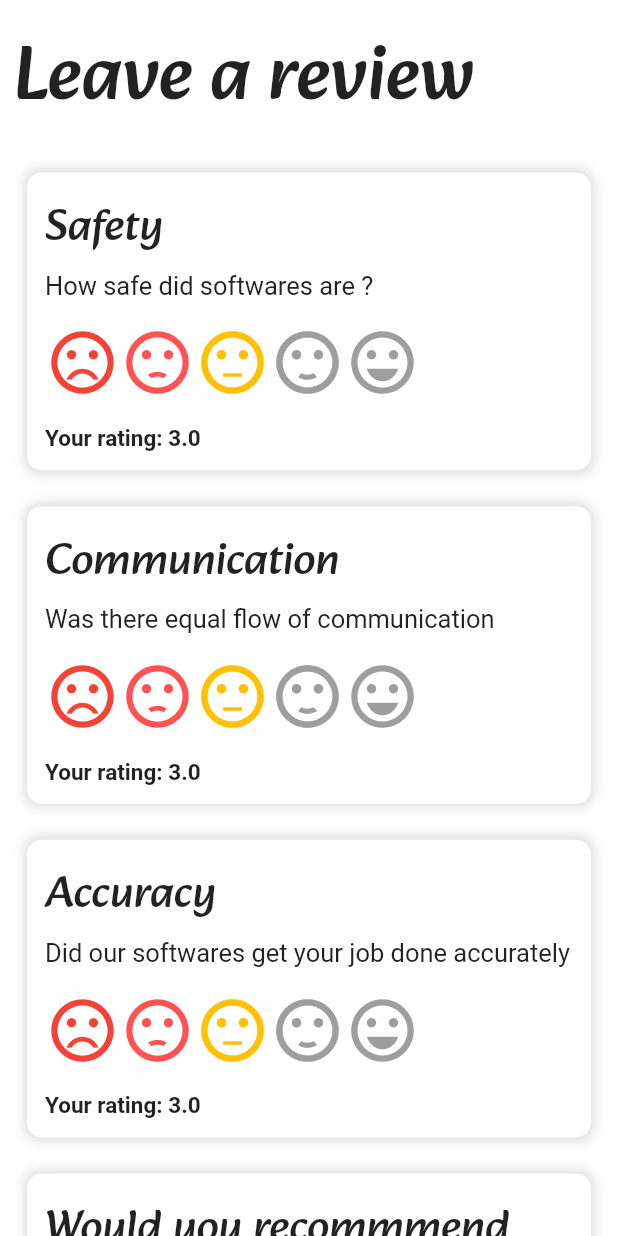
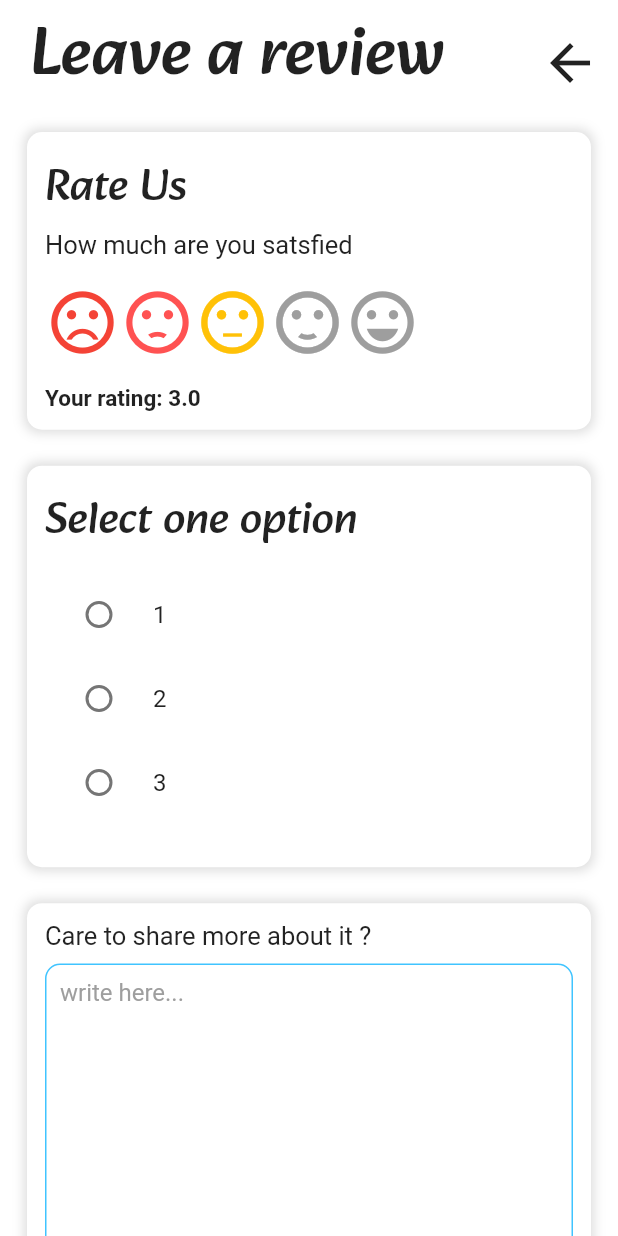
Before and after one commit to priyanshu251/opinio, a Flutter app: the FeedbackPage screen opened directly, on a phone screen of 412 x 824 dp. Run offline on Flutter 3.47's test engine with Material 2 defaults, Android fonts, the phone set to English and light mode, and no system bars; drawn by our look-alikes of flutter_rating_bar; missing offline and left inert: qr_code_scanner.

Commit message:
third commit

```diff
--- a/lib/constants.dart
+++ b/lib/constants.dart
@@ -6,3 +6,21 @@ const kreviewTitle = TextStyle(
 const kreviewDescription = TextStyle(fontSize: 17);
 
 const krating = TextStyle(fontSize: 15, fontWeight: FontWeight.bold);
+
+const kTextFieldDecoration = InputDecoration(
+  hintStyle: TextStyle(
+    color: Colors.grey,
+  ),
+  contentPadding: EdgeInsets.symmetric(vertical: 10.0, horizontal: 10.0),
+  border: OutlineInputBorder(
+    borderRadius: BorderRadius.all(Radius.circular(10.0)),
+  ),
+  enabledBorder: OutlineInputBorder(
+    borderSide: BorderSide(color: Colors.lightBlueAccent, width: 1.0),
+    borderRadius: BorderRadius.all(Radius.circular(10.0)),
+  ),
+  focusedBorder: OutlineInputBorder(
+    borderSide: BorderSide(color: Colors.lightBlueAccent, width: 2.0),
+    borderRadius: BorderRadius.all(Radius.circular(10.0)),
+  ),
+);
--- a/lib/feedback_page.dart
+++ b/lib/feedback_page.dart
@@ -10,13 +10,14 @@ class FeedbackPage extends StatefulWidget {
 }
 
 class _FeedbackPageState extends State<FeedbackPage> {
-  Color? disabledUpIconColor = Color.fromARGB(255, 135, 135, 135);
-  Color? disabledDownIconColor = Color.fromARGB(255, 135, 135, 135);
+  Color? disabledUpIconColor = const Color.fromARGB(255, 135, 135, 135);
+  Color? disabledDownIconColor = const Color.fromARGB(255, 135, 135, 135);
   Color? abledUpIconColor = Colors.green[400];
   Color? abledDownIconColor = Colors.red[400];
   double? safetyRating = 3;
   double? communicationRating = 3;
   double? accuracyRating = 3;
+  String? selectedValue;
 
   @override
   Widget build(BuildContext context) {
@@ -29,13 +30,27 @@ class _FeedbackPageState extends State<FeedbackPage> {
             crossAxisAlignment: CrossAxisAlignment.start,
             children: [
               Container(
-                margin: const EdgeInsets.fromLTRB(9, 10, 10, 9),
-                child: const Text(
-                  'Leave a review',
-                  style: TextStyle(
-                      fontSize: 50,
-                      fontFamily: "alkatra",
-                      fontWeight: FontWeight.w500),
+                padding: const EdgeInsets.fromLTRB(20, 0, 12, 0),
+                child: Row(
+                  mainAxisAlignment: MainAxisAlignment.spaceBetween,
+                  children: [
+                    const Text(
+                      'Leave a review',
+                      style: TextStyle(
+                          fontSize: 45,
+                          fontFamily: "alkatra",
+                          fontWeight: FontWeight.w500),
+                    ),
+                    IconButton(
+                      icon: const Icon(
+                        Icons.arrow_back,
+                        size: 40,
+                      ),
+                      onPressed: () {
+                        Navigator.pop(context);
+                      },
+                    ),
+                  ],
                 ),
               ),
               Expanded(
@@ -44,32 +59,37 @@ class _FeedbackPageState extends State<FeedbackPage> {
                     children: [
                       ratingCard(
                           screenHeight,
-                          'Safety',
-                          'How safe did softwares are ?',
+                          'Rate Us',
+                          'How much are you satsfied',
                           safetyRating!, (userSafetyRating) {
                         setState(() {
                           safetyRating = userSafetyRating;
                         });
                       }),
-                      ratingCard(
-                          screenHeight,
-                          'Communication',
-                          'Was there equal flow of communication',
-                          communicationRating!, (userCommunicationRating) {
-                        setState(() {
-                          communicationRating = userCommunicationRating;
-                        });
-                      }),
-                      ratingCard(
-                          screenHeight,
-                          'Accuracy',
-                          'Did our softwares get your job done accurately',
-                          accuracyRating!, (userAccuracyRating) {
-                        setState(() {
-                          accuracyRating = userAccuracyRating;
-                        });
-                      }),
+                      // ratingCard(
+                      //     screenHeight,
+                      //     'Communication',
+                      //     'Was there equal flow of communication',
+                      //     communicationRating!, (userCommunicationRating) {
+                      //   setState(() {
+                      //     communicationRating = userCommunicationRating;
+                      //   });
+                      // }),
+                      // ratingCard(
+                      //     screenHeight,
+                      //     'Accuracy',
+                      //     'Did our softwares get your job done accurately',
+                      //     accuracyRating!, (userAccuracyRating) {
+                      //   setState(() {
+                      //     accuracyRating = userAccuracyRating;
+                      //   });
+                      // }),
                       recommendationCard(screenHeight),
+                      textFeildCard(screenHeight),
+                      submitReviewButton(screenWidth),
+                      SizedBox(
+                        height: screenHeight * 0.02,
+                      ),
                     ],
                   ),
                 ),
@@ -77,6 +97,81 @@ class _FeedbackPageState extends State<FeedbackPage> {
             ],
           ),
         ));
+  }
+
+  Container textFeildCard(double screenHeight) {
+    return Container(
+      width: double.infinity,
+      margin: const EdgeInsets.symmetric(horizontal: 18, vertical: 12),
+      padding: const EdgeInsets.all(12),
+      decoration: BoxDecoration(
+        color: Colors.white,
+        boxShadow: const [
+          BoxShadow(
+            color: Color(0xffDDDDDD),
+            blurRadius: 6.0,
+            spreadRadius: 2.0,
+            offset: Offset(0.0, 0.0),
+          )
+        ],
+        borderRadius: BorderRadius.circular(10),
+      ),
+      child: Column(
+        crossAxisAlignment: CrossAxisAlignment.start,
+        children: [
+          const Text('Care to share more about it ?',
+              style: kreviewDescription),
+          SizedBox(
+            height: screenHeight * 0.01,
+          ),
+          SizedBox(
+            height: 200, //TextField expands to this height.
+            child: TextField(
+              onChanged: (value) {},
+              textAlignVertical: TextAlignVertical.top,
+              maxLines: null,
+              expands: true,
+              keyboardType: TextInputType.multiline,
+              decoration:
+                  kTextFieldDecoration.copyWith(hintText: 'write here...'),
+            ),
+          ),
+        ],
+      ),
+    );
+  }
+
+  InkWell submitReviewButton(double screenWidth) {
+    return InkWell(
+      highlightColor: Colors.transparent,
+      splashColor: Color.fromARGB(0, 209, 207, 207),
+      onTap: () {
+        // Navigator.push(
+        //     context,
+        //     MaterialPageRoute(
+        //         builder: ((context) => )));
+      },
+      child: Container(
+        height: screenWidth / 8,
+        width: screenWidth * 0.4,
+        alignment: Alignment.center,
+        decoration: BoxDecoration(
+          gradient: const LinearGradient(
+              begin: Alignment.topLeft,
+              end: Alignment.bottomRight,
+              colors: [
+                Color.fromARGB(255, 75, 170, 218),
+                Color.fromARGB(255, 0, 61, 90),
+              ]),
+          borderRadius: BorderRadius.circular(15),
+        ),
+        child: const Text(
+          "SUBMIT REVIEW",
+          style: TextStyle(
+              color: Colors.white, fontSize: 15, fontWeight: FontWeight.w600),
+        ),
+      ),
+    );
   }
 
   Container recommendationCard(double screenHeight) {
@@ -100,34 +195,43 @@ class _FeedbackPageState extends State<FeedbackPage> {
         crossAxisAlignment: CrossAxisAlignment.start,
         mainAxisAlignment: MainAxisAlignment.spaceEvenly,
         children: [
-          const Text('Would you recommmend the Sigma IT softwares ?',
-              style: kreviewTitle),
+          const Text('Select one option', style: kreviewTitle),
           SizedBox(
             height: screenHeight * 0.01,
           ),
-          Row(
+          Column(
+            crossAxisAlignment: CrossAxisAlignment.start,
             children: [
-              IconButton(
-                icon:
-                    Icon(Icons.thumb_up, size: 40, color: disabledUpIconColor),
-                onPressed: () {
+              RadioListTile(
+                title: const Text("1"),
+                value: "1",
+                groupValue: selectedValue,
+                onChanged: (value) {
                   setState(() {
-                    disabledUpIconColor = abledUpIconColor;
+                    selectedValue = value.toString();
                   });
                 },
               ),
-              const SizedBox(
-                width: 65,
-              ),
-              IconButton(
-                icon: Icon(Icons.thumb_down,
-                    size: 40, color: disabledDownIconColor),
-                onPressed: () {
+              RadioListTile(
+                title: const Text("2"),
+                value: "2",
+                groupValue: selectedValue,
+                onChanged: (value) {
                   setState(() {
-                    disabledDownIconColor = abledDownIconColor;
+                    selectedValue = value.toString();
                   });
                 },
               ),
+              RadioListTile(
+                title: const Text("3"),
+                value: "3",
+                groupValue: selectedValue,
+                onChanged: (value) {
+                  setState(() {
+                    selectedValue = value.toString();
+                  });
+                },
+              )
             ],
           ),
           SizedBox(
--- a/lib/main.dart
+++ b/lib/main.dart
@@ -126,7 +126,7 @@ class _HomePageState extends State<HomePage>
                         ),
                         InkWell(
                           highlightColor: Colors.transparent,
-                          splashColor: Colors.transparent,
+                          splashColor: Colors.grey,
                           onTap: () {
                             Navigator.push(
                                 context,
@@ -155,7 +155,7 @@ class _HomePageState extends State<HomePage>
                                   fontWeight: FontWeight.w600),
                             ),
                           ),
-                        )
+                        ),
                       ],
                     ),
                   ),
```
